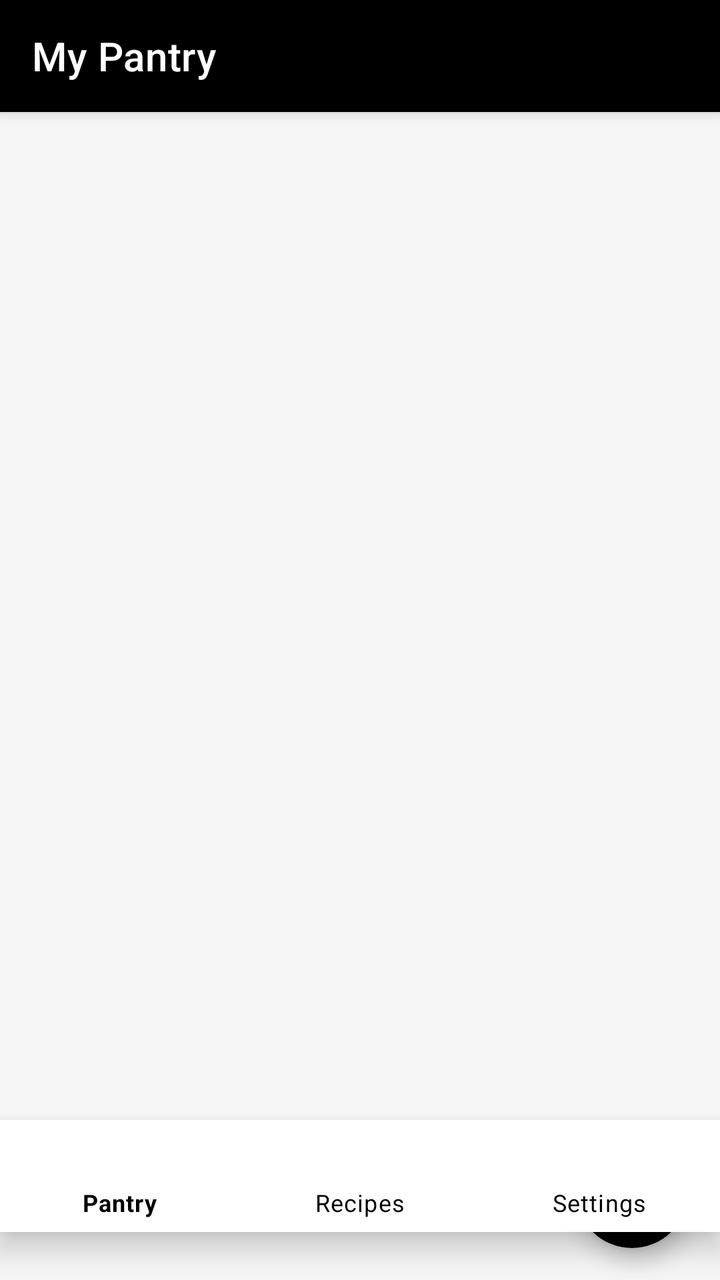
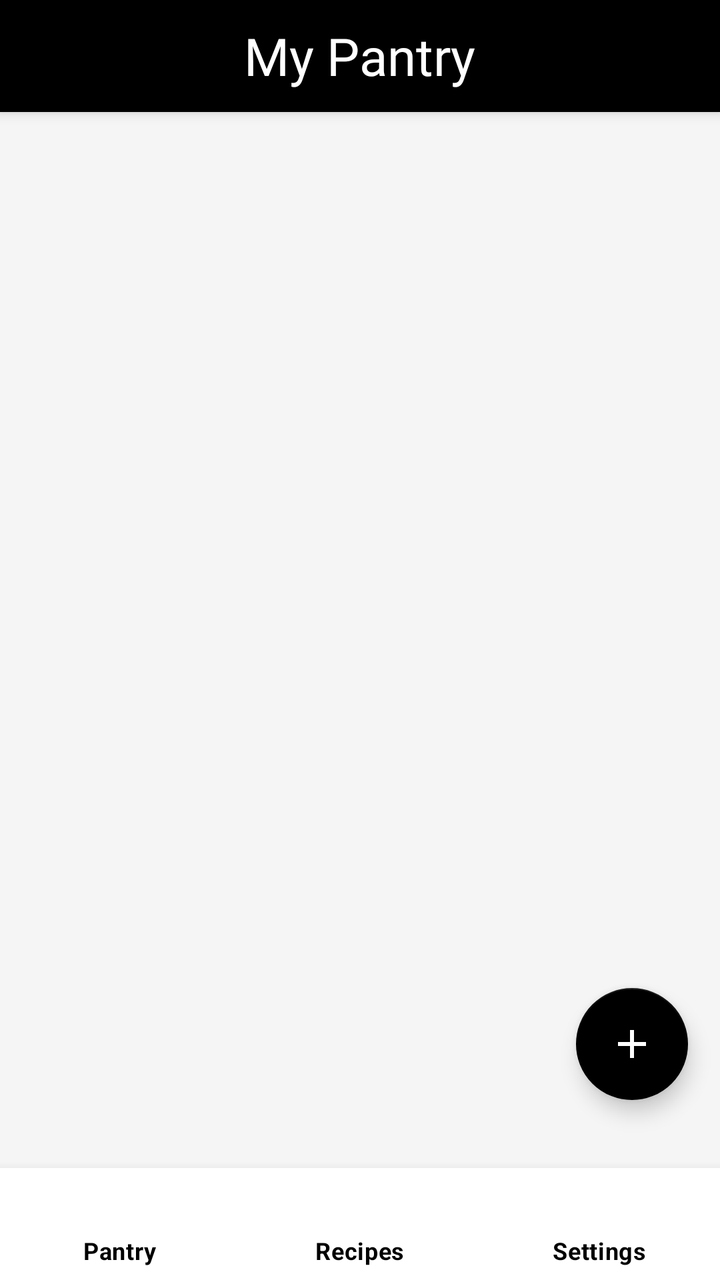

Two renders of the same Android screen: before a commit and after it. Below are the layout's source before the change and the commit's diff.
<!-- AndroidManifest.xml: application theme Theme.SmartPantryManager -->
<!-- res/layout/activity_main.xml -->
<?xml version="1.0" encoding="utf-8"?>
<androidx.coordinatorlayout.widget.CoordinatorLayout
    xmlns:android="http://schemas.android.com/apk/res/android"
    xmlns:app="http://schemas.android.com/apk/res-auto"
    android:layout_width="match_parent"
    android:layout_height="match_parent">

    <com.google.android.material.appbar.AppBarLayout
        android:layout_width="match_parent"
        android:layout_height="wrap_content">
        <com.google.android.material.appbar.MaterialToolbar
            android:id="@+id/toolbar"
            android:layout_width="match_parent"
            android:layout_height="?attr/actionBarSize"
            android:background="#000000"
            app:title="My Pantry"
            app:titleTextColor="@android:color/white" />
    </com.google.android.material.appbar.AppBarLayout>

    <LinearLayout
        android:layout_width="match_parent"
        android:layout_height="match_parent"
        android:orientation="vertical"
        android:padding="16dp"
        app:layout_behavior="@string/appbar_scrolling_view_behavior">

        <TextView
            android:id="@+id/tvEmptyState"
            android:layout_width="match_parent"
            android:layout_height="wrap_content"
            android:text="Your pantry is empty.\nTap + to add ingredients!"
            android:textAlignment="center"
            android:textColor="#000000"
            android:textSize="18sp"
            android:padding="32dp"
            android:visibility="gone" />

        <androidx.recyclerview.widget.RecyclerView
            android:id="@+id/recyclerViewPantry"
            android:layout_width="match_parent"
            android:layout_height="0dp"
            android:layout_weight="1" />
    </LinearLayout>

    <com.google.android.material.floatingactionbutton.FloatingActionButton
        android:id="@+id/fabAddItem"
        android:layout_width="wrap_content"
        android:layout_height="wrap_content"
        android:layout_gravity="bottom|end"
        android:layout_margin="16dp"
        android:src="@drawable/ic_add"
        app:backgroundTint="#000000"
        app:tint="#FFFFFF" />

    <com.google.android.material.bottomnavigation.BottomNavigationView
        android:id="@+id/bottomNavigation"
        android:layout_width="match_parent"
        android:layout_height="wrap_content"
        android:layout_gravity="bottom"
        android:layout_marginBottom="24dp"
        android:background="#FFFFFF"
        app:itemIconTint="#000000"
        app:itemTextColor="#000000"
        app:menu="@menu/bottom_nav_menu"
        app:labelVisibilityMode="labeled" />
</androidx.coordinatorlayout.widget.CoordinatorLayout>
<!-- resources referenced by this layout -->
<resources>
  <!-- drawable ic_add (drawable) -->
  <vector xmlns:android="http://schemas.android.com/apk/res/android" android:height="24dp" android:tint="#000000" android:viewportHeight="24" android:viewportWidth="24" android:width="24dp">
        
      <path android:fillColor="@android:color/white" android:pathData="M19,13h-6v6h-2v-6H5v-2h6V5h2v6h6v2z"/>
      
  </vector>
  <style name="Theme.SmartPantryManager" parent="Theme.MaterialComponents.DayNight.NoActionBar">
          
          <item name="colorPrimary">#000000</item>
          <item name="colorPrimaryVariant">#000000</item>
          <item name="colorOnPrimary">#FFFFFF</item>
  
          
          <item name="colorSecondary">#000000</item>
          <item name="colorSecondaryVariant">#000000</item>
          <item name="colorOnSecondary">#FFFFFF</item>
  
          
          <item name="android:statusBarColor">#000000</item>
          <item name="android:windowLightStatusBar">false</item>
  
          
          <item name="android:windowBackground">#F5F5F5</item>
      </style>
</resources>

<!-- the commit's change to res/layout/activity_main.xml (unified diff, before → after) -->
@@ -3,20 +3,37 @@
     xmlns:android="http://schemas.android.com/apk/res/android"
     xmlns:app="http://schemas.android.com/apk/res-auto"
     android:layout_width="match_parent"
-    android:layout_height="match_parent">
+    android:layout_height="match_parent"
+    android:background="#F5F5F5">
 
+    
     <com.google.android.material.appbar.AppBarLayout
         android:layout_width="match_parent"
-        android:layout_height="wrap_content">
-        <com.google.android.material.appbar.MaterialToolbar
-            android:id="@+id/toolbar"
+        android:layout_height="wrap_content"
+        android:background="#000000">
+
+        <FrameLayout
             android:layout_width="match_parent"
-            android:layout_height="?attr/actionBarSize"
-            android:background="#000000"
-            app:title="My Pantry"
-            app:titleTextColor="@android:color/white" />
+            android:layout_height="?attr/actionBarSize">
+
+            <com.google.android.material.appbar.MaterialToolbar
+                android:id="@+id/toolbar"
+                android:layout_width="match_parent"
+                android:layout_height="match_parent"
+                app:title="" />
+
+            <TextView
+                android:layout_width="wrap_content"
+                android:layout_height="wrap_content"
+                android:layout_gravity="center"
+                android:text="My Pantry"
+                android:fontFamily="@font/pacifico"
+                android:textColor="#FFFFFF"
+                android:textSize="26sp" />
+        </FrameLayout>
     </com.google.android.material.appbar.AppBarLayout>
 
+    
     <LinearLayout
         android:layout_width="match_parent"
         android:layout_height="match_parent"
@@ -42,25 +59,30 @@
             android:layout_weight="1" />
     </LinearLayout>
 
+    
     <com.google.android.material.floatingactionbutton.FloatingActionButton
         android:id="@+id/fabAddItem"
         android:layout_width="wrap_content"
         android:layout_height="wrap_content"
         android:layout_gravity="bottom|end"
-        android:layout_margin="16dp"
+        android:layout_marginEnd="16dp"
+        android:layout_marginBottom="90dp"
         android:src="@drawable/ic_add"
         app:backgroundTint="#000000"
         app:tint="#FFFFFF" />
 
+    
     <com.google.android.material.bottomnavigation.BottomNavigationView
         android:id="@+id/bottomNavigation"
         android:layout_width="match_parent"
         android:layout_height="wrap_content"
         android:layout_gravity="bottom"
-        android:layout_marginBottom="24dp"
         android:background="#FFFFFF"
+        app:menu="@menu/bottom_nav_menu"
+        app:labelVisibilityMode="labeled"
         app:itemIconTint="#000000"
         app:itemTextColor="#000000"
-        app:menu="@menu/bottom_nav_menu"
-        app:labelVisibilityMode="labeled" />
+        app:itemTextAppearanceActive="@style/BoldTextStyle"
+        app:itemTextAppearanceInactive="@style/BoldTextStyle" />
+
 </androidx.coordinatorlayout.widget.CoordinatorLayout>
<!-- resource entries referenced after the edit -->
@@ -6,6 +6,10 @@
       <path android:fillColor="@android:color/white" android:pathData="M19,13h-6v6h-2v-6H5v-2h6V5h2v6h6v2z"/>
       
   </vector>
+  <style name="BoldTextStyle" parent="TextAppearance.MaterialComponents.Body2">
+          <item name="android:textStyle">bold</item>
+          <item name="android:textSize">12sp</item>
+      </style>
   <style name="Theme.SmartPantryManager" parent="Theme.MaterialComponents.DayNight.NoActionBar">
           
           <item name="colorPrimary">#000000</item>
